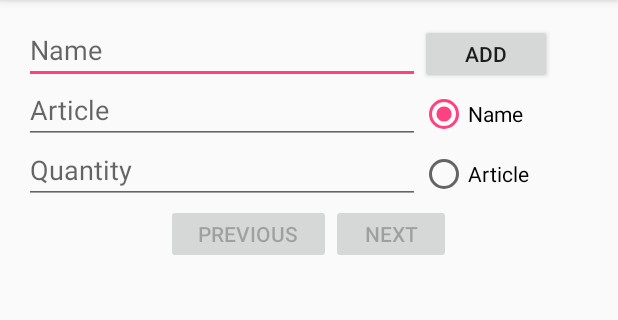
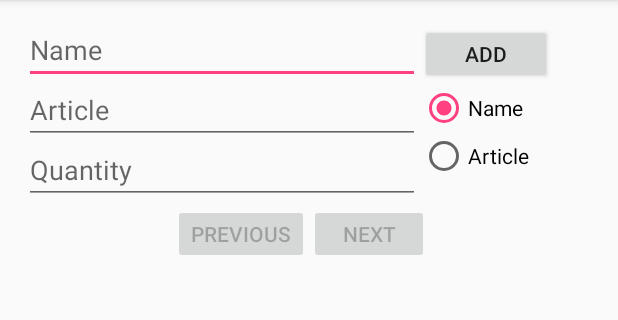
Before and after one commit to OStevan/pmu_lab_1, an Android app: the screen it shows after launch (MainActivity), on a phone screen of 412 x 824 dp, the part 84-404 px from its top. Run offline under Robolectric (Android 15) with nearby library versions, the phone set to English and light mode, and no system bars.

Commit message:
A little bit of portrait layout fixed.

```diff
--- a/app/src/main/res/layout/activity_main.xml
+++ b/app/src/main/res/layout/activity_main.xml
@@ -83,14 +83,14 @@
                 <RadioButton
                     android:id="@+id/radio_name"
                     android:layout_width="match_parent"
-                    android:layout_height="40dp"
+                    android:layout_height="wrap_content"
                     android:text="@string/Name"
                     android:onClick="radioButtonClicked"
                     android:checked="true"/>
                 <RadioButton
                     android:id="@+id/radio_article"
                     android:layout_width="match_parent"
-                    android:layout_height="40dp"
+                    android:layout_height="wrap_content"
                     android:text="@string/Article"
                     android:onClick="radioButtonClicked"/>
             </RadioGroup>
@@ -99,23 +99,26 @@
             android:layout_width="match_parent"
             android:layout_height="40dp"
             android:layout_alignParentBottom="true">
-            <LinearLayout
-                android:layout_width="190dp"
-                android:layout_height="40dp"
-                android:layout_centerHorizontal="true">
+
             <Button
                 android:id="@+id/previous"
-                    android:layout_width="110dp"
-                    android:layout_height="40dp"
+                android:layout_width="wrap_content"
+                android:layout_height="match_parent"
                 android:text="@string/previous"
-                    android:onClick="previous"/>
+                android:onClick="previous"
+                android:layout_alignEnd="@id/dummy"/>
+            <Space android:id="@+id/dummy"
+                android:layout_width="0dp"
+                android:layout_height="0dp"
+                android:layout_centerHorizontal="true"
+                android:visibility="invisible"/>
             <Button
                 android:id="@+id/next"
                 android:layout_width="80dp"
                 android:layout_height="40dp"
                 android:text="@string/next"
-                    android:onClick="next"/>
-            </LinearLayout>
+                android:onClick="next"
+                android:layout_alignStart="@id/dummy"/>
         </RelativeLayout>
     </RelativeLayout>
 </RelativeLayout>
```
Lines whose indentation alone changed are shown as unchanged.
